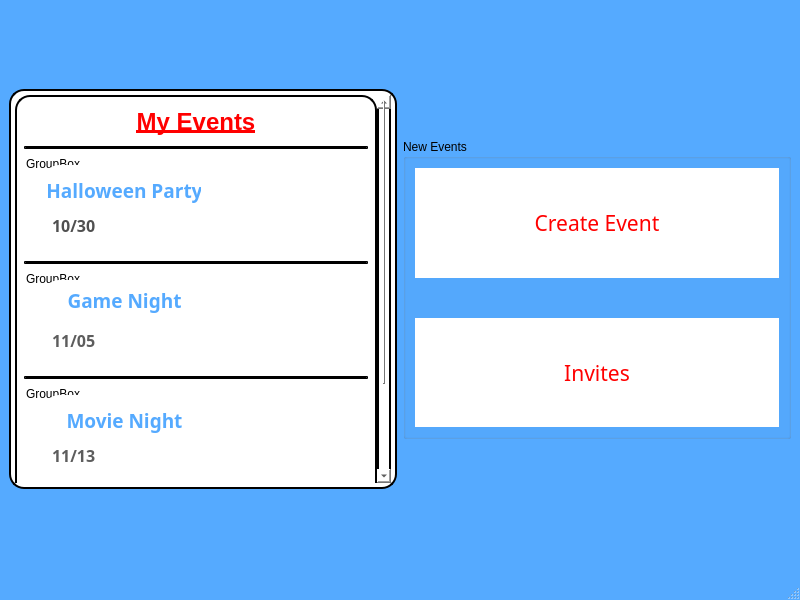
First picture: the form in homepage.ui, repository smhavens/MeetUp, before the edit.
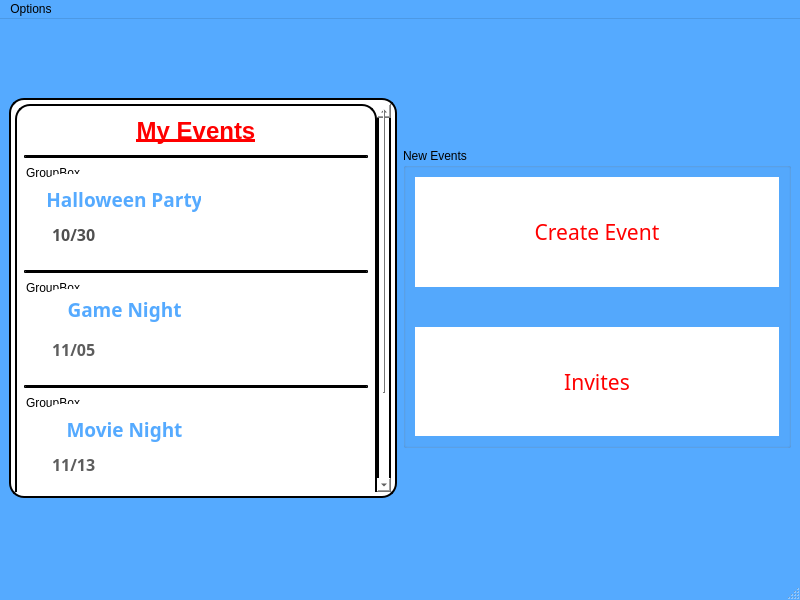
Second picture: the form after the edit.

The edit to the form file:
```diff
--- a/homepage.ui
+++ b/homepage.ui
@@ -209,7 +209,7 @@
        <property name="geometry">
         <rect>
          <x>0</x>
-         <y>-100</y>
+         <y>0</y>
          <width>364</width>
          <height>525</height>
         </rect>
@@ -1719,6 +1719,17 @@
      <height>33</height>
     </rect>
    </property>
+   <property name="autoFillBackground">
+    <bool>true</bool>
+   </property>
+   <widget class="QMenu" name="menuHome">
+    <property name="title">
+     <string>Options</string>
+    </property>
+    <addaction name="actionHome"/>
+    <addaction name="actionLogout"/>
+   </widget>
+   <addaction name="menuHome"/>
   </widget>
   <widget class="QStatusBar" name="statusbar"/>
  </widget>
```
Left out of the diff: 10 changed lines with no effect on the pictures.
